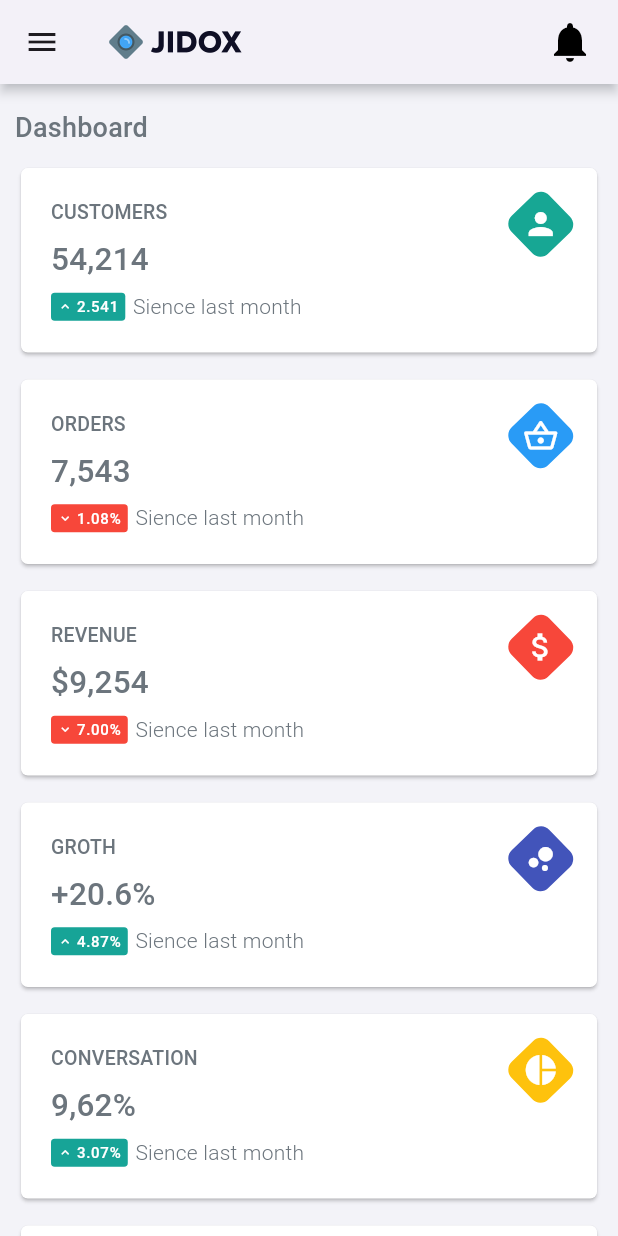
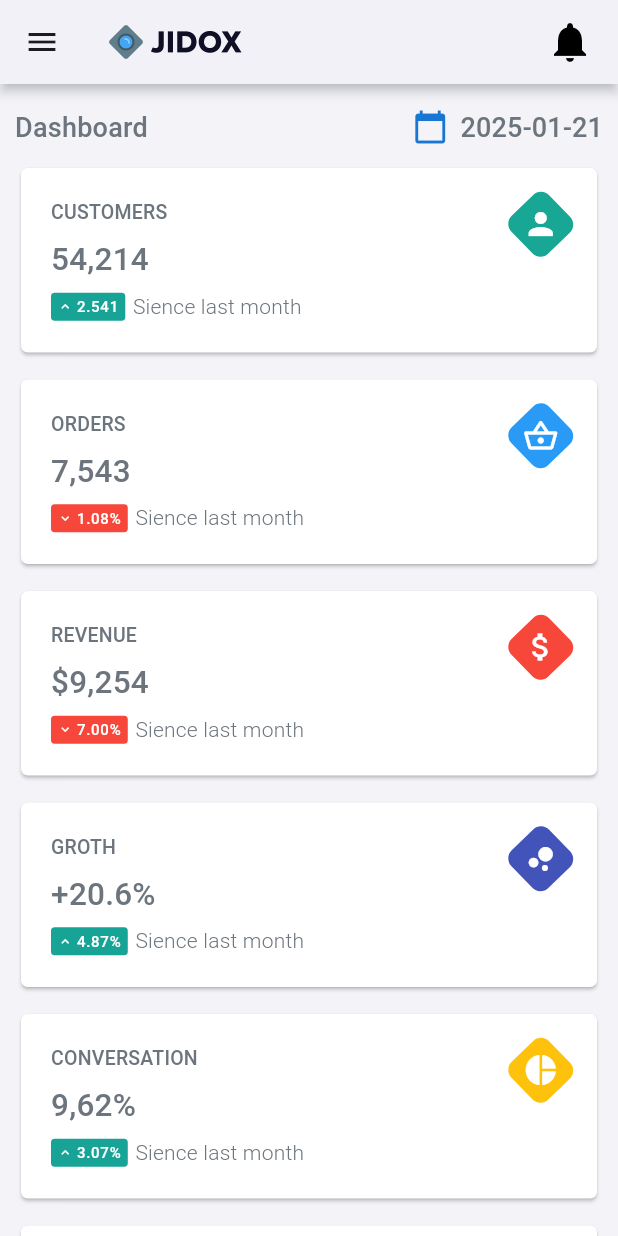
Before and after one commit to wshehab99/dashboard_task, a Flutter app: the screen it shows after launch, on a phone screen of 412 x 824 dp. Run offline on Flutter 3.47's test engine with Material 3 defaults, Android fonts, the light colour scheme and no system bars; our stand-ins replace fl_chart, flutter_bloc.

Commit message:
add CalendarWidget to tablet and mobile

```diff
--- a/lib/presentation/home/views/home_screen.dart
+++ b/lib/presentation/home/views/home_screen.dart
@@ -74,8 +74,8 @@ class _HomeScreenState extends State<HomeScreen> {
                 AssetsManager.extendeLogo,
                 width: 90,
               ),
-              actions: [
-                const Padding(
+              actions: const [
+                Padding(
                   padding: EdgeInsets.only(right: 8.0),
                   child: NotificationButton(),
                 ),
@@ -124,9 +124,15 @@ class _HomeScreenState extends State<HomeScreen> {
                 crossAxisAlignment: CrossAxisAlignment.start,
                 children: <Widget>[
                   const SizedBox(height: 10),
+                  Row(
+                    mainAxisAlignment: MainAxisAlignment.spaceBetween,
+                    children: [
                       Text(
                         "Dashboard",
                         style: Theme.of(context).textTheme.titleMedium,
+                      ),
+                      const CalendarWidget(),
+                    ],
                   ),
                   const SizedBox(height: 10),
                   const CardHoverWidget(
@@ -204,9 +210,15 @@ class _HomeScreenState extends State<HomeScreen> {
                     child: Column(
                       crossAxisAlignment: CrossAxisAlignment.start,
                       children: [
+                        Row(
+                          mainAxisAlignment: MainAxisAlignment.spaceBetween,
+                          children: [
                             Text(
                               "Dashboard",
                               style: Theme.of(context).textTheme.titleMedium,
+                            ),
+                            const CalendarWidget(),
+                          ],
                         ),
                         const SizedBox(height: 10),
                         const TabletOrDesktopGridView(),
```
Lines whose indentation alone changed are shown as unchanged.
